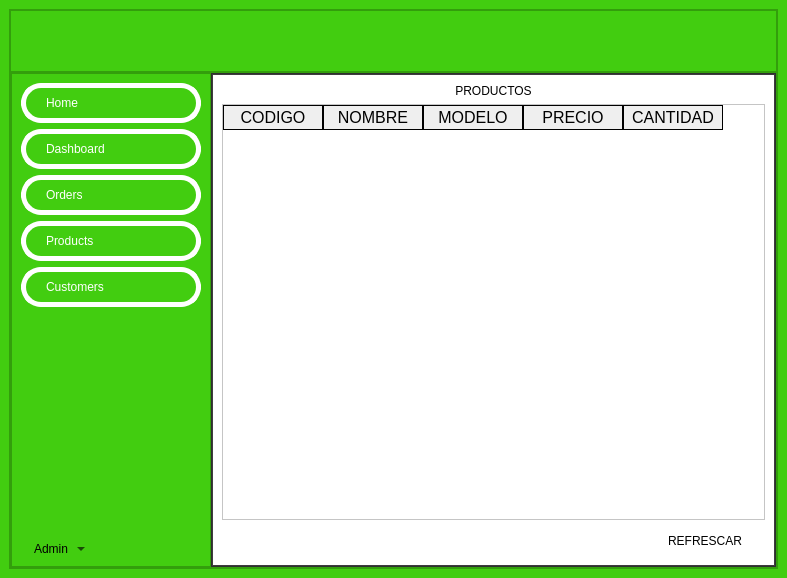
Before: the Qt Designer form nomina-definitiva/dashboard.ui in albertmota28092004/Albert-Mota---Sennova, drawn with Qt 5.
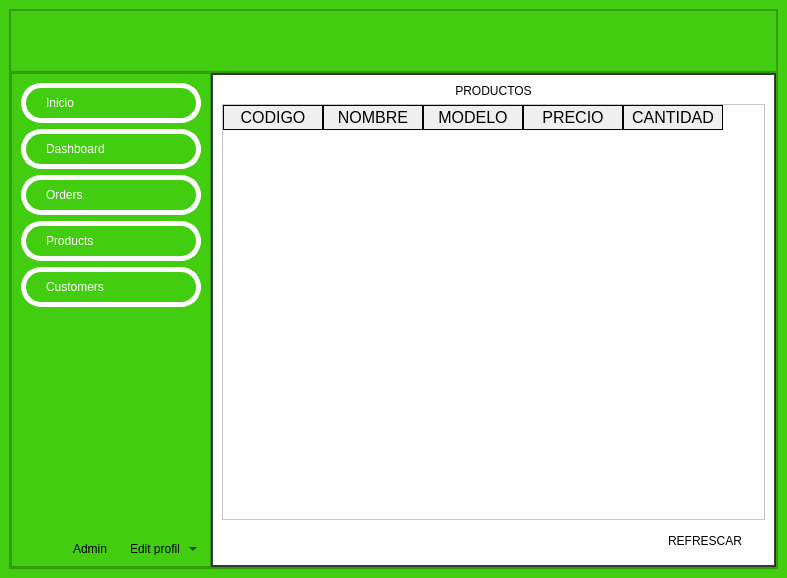
After: the same form once the commit is applied. Icons and pictures are not drawn.

```diff
--- a/nomina-definitiva/dashboard.ui
+++ b/nomina-definitiva/dashboard.ui
@@ -265,7 +265,6 @@
 }
 
 QComboBox {
-    padding-left: 50px; /* Espacio a la izquierda para la flecha */
 	border: 0 solid transparent;
 }
 
@@ -289,7 +288,7 @@
                 </size>
                </property>
                <property name="text">
-                <string>Home</string>
+                <string>Inicio</string>
                </property>
                <property name="iconSize">
                 <size>
@@ -417,28 +416,29 @@
                       <widget class="QComboBox" name="comboBox">
                        <property name="styleSheet">
                         <string notr="true">background-color: transparent;
-border: 0 solid transparent;
-padding-right: -95px;</string>
+border: 0 solid transparent;</string>
                        </property>
+                       <item>
+                        <property name="text">
+                         <string>Edit profile</string>
+                        </property>
+                       </item>
+                       <item>
+                        <property name="text">
+                         <string>Settings</string>
+                        </property>
+                       </item>
+                       <item>
+                        <property name="text">
+                         <string>Sign out</string>
+                        </property>
+                       </item>
                       </widget>
                      </item>
                     </layout>
                    </item>
                   </layout>
                  </item>
-                 <item>
-                  <spacer name="horizontalSpacer_9">
-                   <property name="orientation">
-                    <enum>Qt::Horizontal</enum>
-                   </property>
-                   <property name="sizeHint" stdset="0">
-                    <size>
-                     <width>40</width>
-                     <height>20</height>
-                    </size>
-                   </property>
-                  </spacer>
-                 </item>
                 </layout>
                </item>
               </layout>
```
